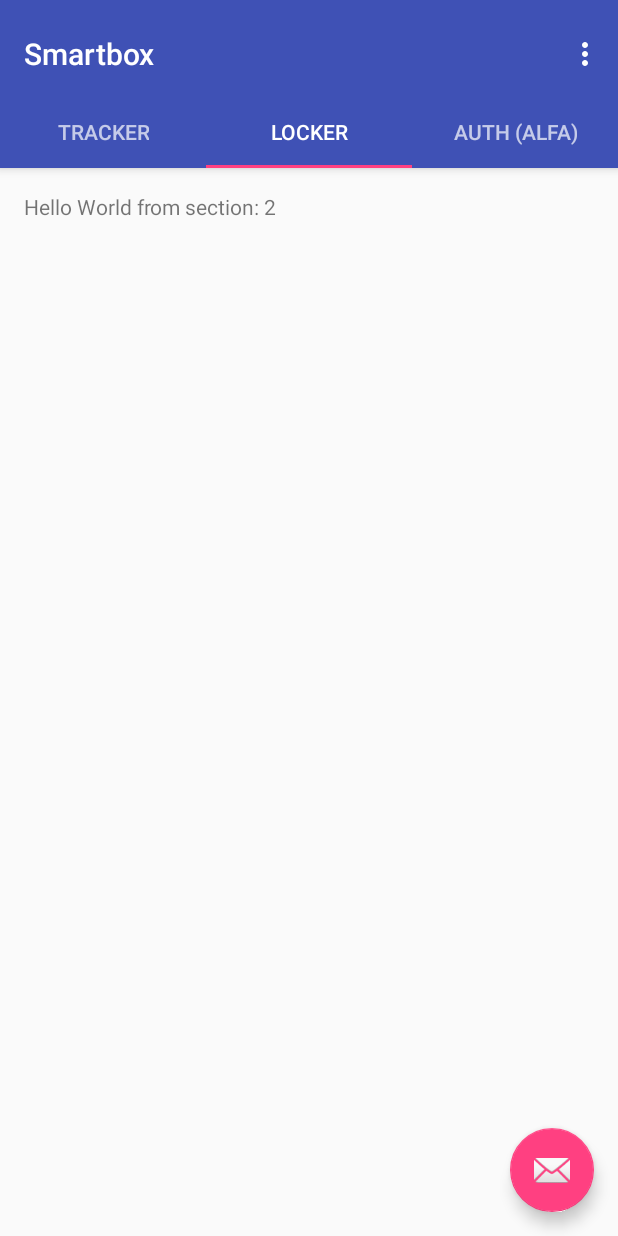
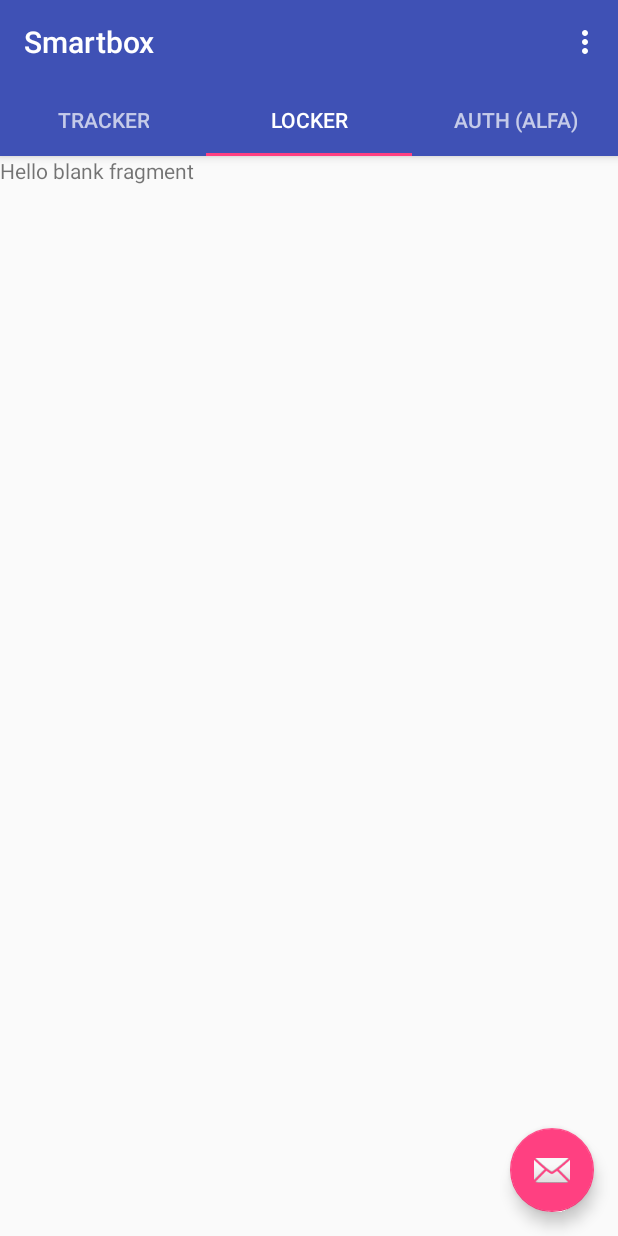
Before and after one commit to HeinPauwelyn/SmartBox, an Android app: the screen it shows after launch (MainActivity), tab 2 chosen, on a phone screen of 412 x 824 dp. Run offline under Robolectric (Android 15) with nearby library versions, the phone set to English and light mode, and no system bars.

Commit message:
fragmenten

```diff
--- a/Execution/App/app/build.gradle
+++ b/Execution/App/app/build.gradle
@@ -26,5 +26,6 @@ dependencies {
     })
     compile 'com.android.support:appcompat-v7:25.0.1'
     compile 'com.android.support:design:25.0.1'
+    compile 'com.android.support:support-v4:25.0.1'
     testCompile 'junit:junit:4.12'
 }
--- /dev/null
+++ b/Execution/App/app/src/main/java/sbd/smartbox/AuthFragment.java
@@ -0,0 +1,40 @@
+package sbd.smartbox;
+
+import android.content.Context;
+import android.net.Uri;
+import android.os.Bundle;
+import android.support.v4.app.Fragment;
+import android.view.LayoutInflater;
+import android.view.View;
+import android.view.ViewGroup;
+
+public class AuthFragment extends Fragment {
+
+    public AuthFragment() {
+    }
+
+    public static AuthFragment newInstance() {
+        AuthFragment fragment = new AuthFragment();
+        return fragment;
+    }
+
+    @Override
+    public void onCreate(Bundle savedInstanceState) {
+        super.onCreate(savedInstanceState);
+    }
+
+    @Override
+    public View onCreateView(LayoutInflater inflater, ViewGroup container, Bundle savedInstanceState) {
+        return inflater.inflate(R.layout.fragment_auth, container, false);
+    }
+
+    @Override
+    public void onAttach(Context context) {
+        super.onAttach(context);
+    }
+
+    @Override
+    public void onDetach() {
+        super.onDetach();
+    }
+}
--- /dev/null
+++ b/Execution/App/app/src/main/java/sbd/smartbox/LockerFragment.java
@@ -0,0 +1,49 @@
+package sbd.smartbox;
+
+import android.content.Context;
+import android.net.Uri;
+import android.os.Bundle;
+import android.support.v4.app.Fragment;
+import android.view.LayoutInflater;
+import android.view.View;
+import android.view.ViewGroup;
+
+
+/**
+ * A simple {@link Fragment} subclass.
+ * Activities that contain this fragment must implement the
+ * {@link LockerFragment.OnFragmentInteractionListener} interface
+ * to handle interaction events.
+ * Use the {@link LockerFragment#newInstance} factory method to
+ * create an instance of this fragment.
+ */
+public class LockerFragment extends Fragment {
+
+    public LockerFragment() {
+    }
+
+    public static LockerFragment newInstance() {
+        LockerFragment fragment = new LockerFragment();
+        return fragment;
+    }
+
+    @Override
+    public void onCreate(Bundle savedInstanceState) {
+        super.onCreate(savedInstanceState);
+    }
+
+    @Override
+    public View onCreateView(LayoutInflater inflater, ViewGroup container, Bundle savedInstanceState) {
+        return inflater.inflate(R.layout.fragment_locker, container, false);
+    }
+
+    @Override
+    public void onAttach(Context context) {
+        super.onAttach(context);
+    }
+
+    @Override
+    public void onDetach() {
+        super.onDetach();
+    }
+}
--- a/Execution/App/app/src/main/java/sbd/smartbox/MainActivity.java
+++ b/Execution/App/app/src/main/java/sbd/smartbox/MainActivity.java
@@ -3,6 +3,7 @@ package sbd.smartbox;
 import android.support.design.widget.TabLayout;
 import android.support.design.widget.FloatingActionButton;
 import android.support.design.widget.Snackbar;
+import android.support.v4.app.FragmentTransaction;
 import android.support.v7.app.AppCompatActivity;
 import android.support.v7.widget.Toolbar;
 
@@ -17,23 +18,13 @@ import android.view.MenuItem;
 import android.view.View;
 import android.view.ViewGroup;
 
+import android.widget.FrameLayout;
 import android.widget.TextView;
 
 public class MainActivity extends AppCompatActivity {
 
-    /**
-     * The {@link android.support.v4.view.PagerAdapter} that will provide
-     * fragments for each of the sections. We use a
-     * {@link FragmentPagerAdapter} derivative, which will keep every
-     * loaded fragment in memory. If this becomes too memory intensive, it
-     * may be best to switch to a
-     * {@link android.support.v4.app.FragmentStatePagerAdapter}.
-     */
     private SectionsPagerAdapter mSectionsPagerAdapter;
 
-    /**
-     * The {@link ViewPager} that will host the section contents.
-     */
     private ViewPager mViewPager;
 
     @Override
@@ -43,8 +34,7 @@ public class MainActivity extends AppCompatActivity {
 
         Toolbar toolbar = (Toolbar) findViewById(R.id.toolbar);
         setSupportActionBar(toolbar);
-        // Create the adapter that will return a fragment for each of the three
-        // primary sections of the activity.
+
         mSectionsPagerAdapter = new SectionsPagerAdapter(getSupportFragmentManager());
 
         // Set up the ViewPager with the sections adapter.
@@ -61,25 +51,18 @@ public class MainActivity extends AppCompatActivity {
                 Snackbar.make(view, "Replace with your own action", Snackbar.LENGTH_LONG).setAction("Action", null).show();
             }
         });
-
     }
-
 
     @Override
     public boolean onCreateOptionsMenu(Menu menu) {
-        // Inflate the menu; this adds items to the action bar if it is present.
         getMenuInflater().inflate(R.menu.menu_main, menu);
         return true;
     }
 
     @Override
     public boolean onOptionsItemSelected(MenuItem item) {
-        // Handle action bar item clicks here. The action bar will
-        // automatically handle clicks on the Home/Up button, so long
-        // as you specify a parent activity in AndroidManifest.xml.
         int id = item.getItemId();
 
-        //noinspection SimplifiableIfStatement
         if (id == R.id.action_settings) {
             return true;
         }
@@ -87,45 +70,6 @@ public class MainActivity extends AppCompatActivity {
         return super.onOptionsItemSelected(item);
     }
 
-    /**
-     * A placeholder fragment containing a simple view.
-     */
-    public static class PlaceholderFragment extends Fragment {
-        /**
-         * The fragment argument representing the section number for this
-         * fragment.
-         */
-        private static final String ARG_SECTION_NUMBER = "section_number";
-
-        public PlaceholderFragment() {
-        }
-
-        /**
-         * Returns a new instance of this fragment for the given section
-         * number.
-         */
-        public static PlaceholderFragment newInstance(int sectionNumber) {
-            PlaceholderFragment fragment = new PlaceholderFragment();
-            Bundle args = new Bundle();
-            args.putInt(ARG_SECTION_NUMBER, sectionNumber);
-            fragment.setArguments(args);
-            return fragment;
-        }
-
-        @Override
-        public View onCreateView(LayoutInflater inflater, ViewGroup container, Bundle savedInstanceState) {
-
-            View rootView = inflater.inflate(R.layout.fragment_main, container, false);
-            TextView textView = (TextView) rootView.findViewById(R.id.section_label);
-            textView.setText(getString(R.string.section_format, getArguments().getInt(ARG_SECTION_NUMBER)));
-            return rootView;
-        }
-    }
-
-    /**
-     * A {@link FragmentPagerAdapter} that returns a fragment corresponding to
-     * one of the sections/tabs/pages.
-     */
     public class SectionsPagerAdapter extends FragmentPagerAdapter {
 
         public SectionsPagerAdapter(FragmentManager fm) {
@@ -134,14 +78,20 @@ public class MainActivity extends AppCompatActivity {
 
         @Override
         public Fragment getItem(int position) {
-            // getItem is called to instantiate the fragment for the given page.
-            // Return a PlaceholderFragment (defined as a static inner class below).
-            return PlaceholderFragment.newInstance(position + 1);
+
+            switch (position) {
+                case 0:
+                    return TrackFragment.newInstance();
+                case 1:
+                    return LockerFragment.newInstance();
+                case 2:
+                    return AuthFragment.newInstance();
+            }
+            return  null;
         }
 
         @Override
         public int getCount() {
-            // Show 3 total pages.
             return 3;
         }
 
--- /dev/null
+++ b/Execution/App/app/src/main/java/sbd/smartbox/TrackFragment.java
@@ -0,0 +1,40 @@
+package sbd.smartbox;
+
+import android.content.Context;
+import android.net.Uri;
+import android.os.Bundle;
+import android.support.v4.app.Fragment;
+import android.view.LayoutInflater;
+import android.view.View;
+import android.view.ViewGroup;
+
+public class TrackFragment extends Fragment {
+
+    public TrackFragment() {
+    }
+
+    public static TrackFragment newInstance() {
+        TrackFragment fragment = new TrackFragment();
+        return fragment;
+    }
+
+    @Override
+    public void onCreate(Bundle savedInstanceState) {
+        super.onCreate(savedInstanceState);
+    }
+
+    @Override
+    public View onCreateView(LayoutInflater inflater, ViewGroup container, Bundle savedInstanceState) {
+        return inflater.inflate(R.layout.fragment_track, container, false);
+    }
+
+    @Override
+    public void onAttach(Context context) {
+        super.onAttach(context);
+    }
+
+    @Override
+    public void onDetach() {
+        super.onDetach();
+    }
+}
--- a/Execution/App/app/src/main/res/layout/activity_main.xml
+++ b/Execution/App/app/src/main/res/layout/activity_main.xml
@@ -12,7 +12,6 @@
         android:id="@+id/appbar"
         android:layout_width="match_parent"
         android:layout_height="wrap_content"
-        android:paddingTop="@dimen/appbar_padding_top"
         android:theme="@style/AppTheme.AppBarOverlay">
 
         <android.support.v7.widget.Toolbar
--- /dev/null
+++ b/Execution/App/app/src/main/res/layout/fragment_locker.xml
@@ -0,0 +1,13 @@
+<FrameLayout xmlns:android="http://schemas.android.com/apk/res/android"
+    xmlns:tools="http://schemas.android.com/tools"
+    android:layout_width="match_parent"
+    android:layout_height="match_parent"
+    tools:context="sbd.smartbox.LockerFragment">
+
+    <!-- TODO: Update blank fragment layout -->
+    <TextView
+        android:layout_width="match_parent"
+        android:layout_height="match_parent"
+        android:text="@string/hello_blank_fragment" />
+
+</FrameLayout>
--- a/Execution/App/app/src/main/res/layout/fragment_main.xml
+++ b/Execution/App/app/src/main/res/layout/fragment_main.xml
@@ -2,15 +2,16 @@
     xmlns:tools="http://schemas.android.com/tools"
     android:layout_width="match_parent"
     android:layout_height="match_parent"
-    android:paddingBottom="@dimen/activity_vertical_margin"
-    android:paddingLeft="@dimen/activity_horizontal_margin"
-    android:paddingRight="@dimen/activity_horizontal_margin"
-    android:paddingTop="@dimen/activity_vertical_margin"
     tools:context="sbd.smartbox.MainActivity$PlaceholderFragment">
 
-    <TextView
+    <!--<TextView
         android:id="@+id/section_label"
         android:layout_width="wrap_content"
-        android:layout_height="wrap_content" />
+        android:layout_height="wrap_content" /-->
+
+    <FrameLayout android:id="@+id/fragment_placeholder"
+        android:layout_weight="1"
+        android:layout_width="match_parent"
+        android:layout_height="match_parent" />
 
 </RelativeLayout>
--- a/Execution/App/app/src/main/res/values/strings.xml
+++ b/Execution/App/app/src/main/res/values/strings.xml
@@ -2,4 +2,8 @@
     <string name="app_name">Smartbox</string>
     <string name="action_settings">Settings</string>
     <string name="section_format">Hello World from section: %1$d</string>
+
+    <!-- TODO: Remove or change this placeholder text -->
+    <string name="hello_blank_fragment">Hello blank fragment</string>
+    <string name="in_progress">In progress</string>
 </resources>
```
Also changed, not shown: Execution/App/app/src/main/res/layout/fragment_auth.xml (added, +18 -0 lines), Execution/App/app/src/main/res/layout/fragment_track.xml (added, +13 -0 lines).
